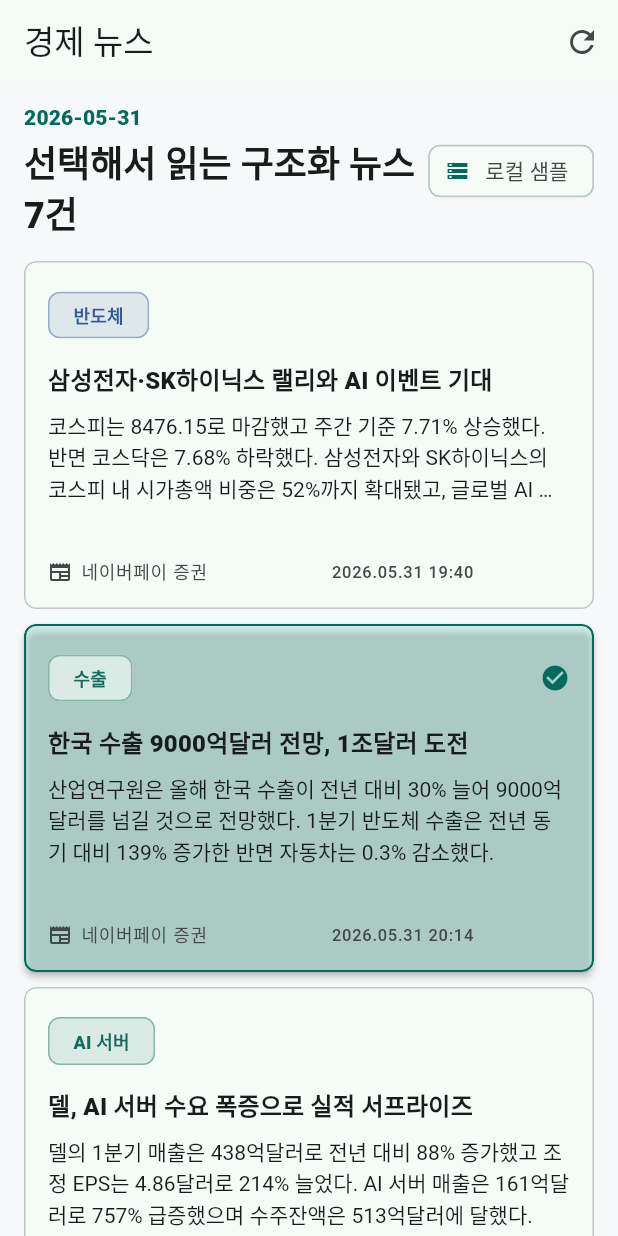
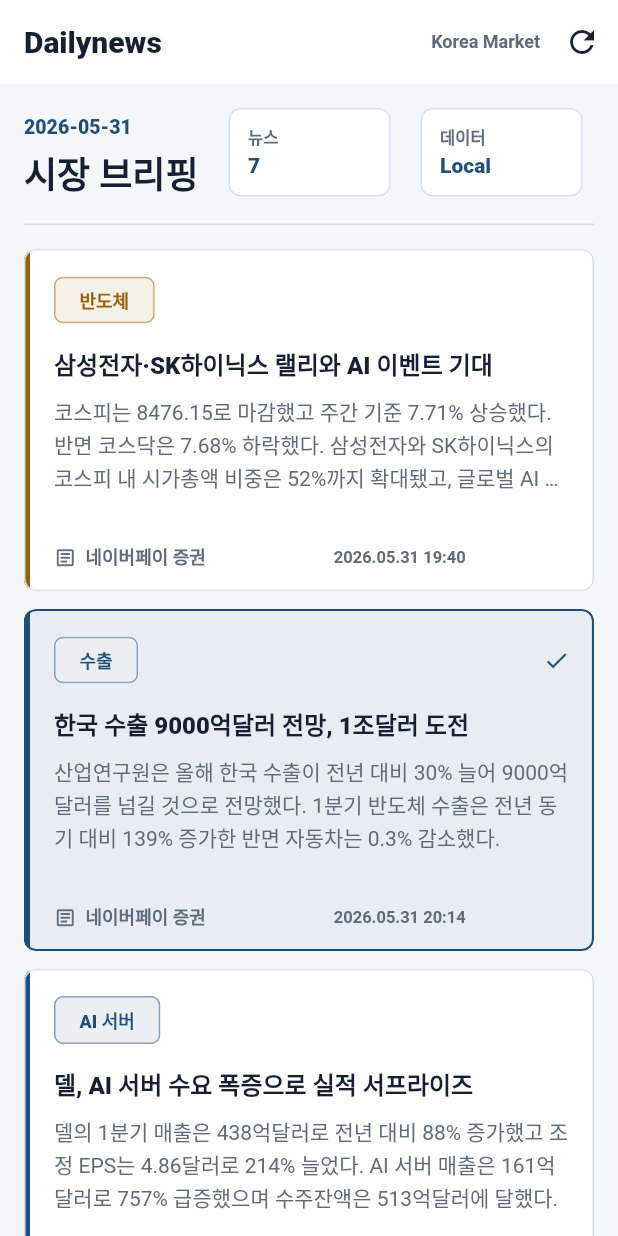
Before and after one commit to seunghooda-dev/dailynews, a Flutter app: the screen it shows after launch, after a tap on "수출", on a phone screen of 412 x 824 dp. Run offline on Flutter 3.47's test engine with Material 3 defaults, Android fonts, the phone set to English and light mode, and no system bars; our stand-ins replace cloud_firestore, firebase_core, flutter_riverpod, shimmer; accounts and stored records are empty; network calls fail.

Commit message:
style: refine professional dashboard design

```diff
--- /dev/null
+++ b/lib/core/app_theme.dart
@@ -0,0 +1,134 @@
+import 'package:flutter/material.dart';
+
+class AppTheme {
+  static const corporateBlue = Color(0xFF1F4E79);
+  static const ink = Color(0xFF172033);
+  static const mutedInk = Color(0xFF5F6B7A);
+  static const page = Color(0xFFF4F7FA);
+  static const surface = Color(0xFFFFFFFF);
+  static const line = Color(0xFFD7E0EA);
+  static const teal = Color(0xFF0F766E);
+  static const amber = Color(0xFF946200);
+
+  static ThemeData light() {
+    final scheme =
+        ColorScheme.fromSeed(
+          seedColor: corporateBlue,
+          brightness: Brightness.light,
+        ).copyWith(
+          primary: corporateBlue,
+          secondary: teal,
+          tertiary: amber,
+          surface: surface,
+          outline: line,
+          outlineVariant: line,
+          onSurface: ink,
+          onSurfaceVariant: mutedInk,
+        );
+
+    return ThemeData(
+      colorScheme: scheme,
+      useMaterial3: true,
+      scaffoldBackgroundColor: page,
+      appBarTheme: const AppBarTheme(
+        backgroundColor: surface,
+        foregroundColor: ink,
+        elevation: 0,
+        centerTitle: false,
+        surfaceTintColor: Colors.transparent,
+        titleTextStyle: TextStyle(
+          color: ink,
+          fontSize: 20,
+          fontWeight: FontWeight.w800,
+          letterSpacing: 0,
+        ),
+      ),
+      cardTheme: CardThemeData(
+        color: surface,
+        surfaceTintColor: Colors.transparent,
+        elevation: 0,
+        shape: RoundedRectangleBorder(
+          borderRadius: BorderRadius.circular(8),
+          side: const BorderSide(color: line),
+        ),
+      ),
+      chipTheme: ChipThemeData(
+        shape: RoundedRectangleBorder(borderRadius: BorderRadius.circular(6)),
+        side: const BorderSide(color: line),
+      ),
+      textTheme: const TextTheme(
+        headlineSmall: TextStyle(
+          color: ink,
+          fontSize: 24,
+          fontWeight: FontWeight.w900,
+          letterSpacing: 0,
+          height: 1.22,
+        ),
+        titleMedium: TextStyle(
+          color: ink,
+          fontSize: 16,
+          fontWeight: FontWeight.w800,
+          letterSpacing: 0,
+          height: 1.3,
+        ),
+        titleSmall: TextStyle(
+          color: ink,
+          fontSize: 14,
+          fontWeight: FontWeight.w800,
+          letterSpacing: 0,
+          height: 1.35,
+        ),
+        bodyMedium: TextStyle(
+          color: ink,
+          fontSize: 14,
+          letterSpacing: 0,
+          height: 1.6,
+        ),
+        bodySmall: TextStyle(
+          color: mutedInk,
+          fontSize: 12,
+          letterSpacing: 0,
+          height: 1.45,
+        ),
+        labelLarge: TextStyle(
+          color: mutedInk,
+          fontSize: 13,
+          fontWeight: FontWeight.w800,
+          letterSpacing: 0,
+        ),
+        labelMedium: TextStyle(
+          color: mutedInk,
+          fontSize: 12,
+          fontWeight: FontWeight.w700,
+          letterSpacing: 0,
+        ),
+        labelSmall: TextStyle(
+          color: mutedInk,
+          fontSize: 11,
+          fontWeight: FontWeight.w600,
+          letterSpacing: 0,
+        ),
+      ),
+      dividerTheme: const DividerThemeData(color: line, thickness: 1),
+      visualDensity: VisualDensity.standard,
+    );
+  }
+
+  static ThemeData dark() {
+    final scheme = ColorScheme.fromSeed(
+      seedColor: const Color(0xFF8EB8E5),
+      brightness: Brightness.dark,
+    );
+
+    return ThemeData(
+      colorScheme: scheme,
+      useMaterial3: true,
+      scaffoldBackgroundColor: const Color(0xFF0F141C),
+      appBarTheme: const AppBarTheme(
+        backgroundColor: Color(0xFF141A24),
+        elevation: 0,
+        surfaceTintColor: Colors.transparent,
+      ),
+    );
+  }
+}
--- a/lib/features/news/news_dashboard_page.dart
+++ b/lib/features/news/news_dashboard_page.dart
@@ -17,9 +17,18 @@ class NewsDashboardPage extends ConsumerWidget {
 
     return Scaffold(
       appBar: AppBar(
-        title: const Text('경제 뉴스'),
+        title: const Text('Dailynews'),
         centerTitle: false,
         actions: [
+          Padding(
+            padding: const EdgeInsets.only(right: 4),
+            child: Center(
+              child: Text(
+                'Korea Market',
+                style: Theme.of(context).textTheme.labelMedium,
+              ),
+            ),
+          ),
           IconButton(
             tooltip: '새로고침',
             onPressed: () => ref.invalidate(newsProvider),
@@ -92,28 +101,31 @@ class _SelectableNewsLayout extends StatelessWidget {
         );
 
         if (isWide) {
-          return Padding(
-            padding: const EdgeInsets.fromLTRB(20, 12, 20, 20),
+          return Center(
+            child: ConstrainedBox(
+              constraints: const BoxConstraints(maxWidth: 1440),
+              child: Padding(
+                padding: const EdgeInsets.fromLTRB(24, 20, 24, 24),
                 child: Column(
                   crossAxisAlignment: CrossAxisAlignment.start,
                   children: [
                     header,
-                const SizedBox(height: 16),
+                    const SizedBox(height: 20),
                     Expanded(
                       child: Row(
                         crossAxisAlignment: CrossAxisAlignment.start,
                         children: [
                           Expanded(
-                        flex: 3,
+                            flex: 7,
                             child: _ArticleGrid(
                               articles: articles,
                               selectedIndex: selectedIndex,
                               onSelect: onSelect,
                             ),
                           ),
-                      const SizedBox(width: 16),
+                          const SizedBox(width: 20),
                           Expanded(
-                        flex: 2,
+                            flex: 5,
                             child: ArticleDetailPanel(article: selectedArticle),
                           ),
                         ],
@@ -121,26 +133,28 @@ class _SelectableNewsLayout extends StatelessWidget {
                     ),
                   ],
                 ),
+              ),
+            ),
           );
         }
 
         return RefreshIndicator(
           onRefresh: onRefresh,
           child: ListView(
-            padding: const EdgeInsets.fromLTRB(16, 12, 16, 24),
+            padding: const EdgeInsets.fromLTRB(16, 16, 16, 24),
             children: [
               header,
-              const SizedBox(height: 14),
+              const SizedBox(height: 16),
               for (var index = 0; index < articles.length; index++) ...[
                 SizedBox(
-                  height: 232,
+                  height: 228,
                   child: ArticleCard(
                     article: articles[index],
                     selected: selectedIndex == index,
                     onTap: () => onSelect(index),
                   ),
                 ),
-                const SizedBox(height: 10),
+                const SizedBox(height: 12),
               ],
               ArticleDetailPanel(article: selectedArticle, scrollable: false),
             ],
@@ -166,10 +180,10 @@ class _ArticleGrid extends StatelessWidget {
   Widget build(BuildContext context) {
     return GridView.builder(
       gridDelegate: const SliverGridDelegateWithMaxCrossAxisExtent(
-        maxCrossAxisExtent: 330,
-        mainAxisExtent: 232,
-        mainAxisSpacing: 12,
-        crossAxisSpacing: 12,
+        maxCrossAxisExtent: 304,
+        mainAxisExtent: 228,
+        mainAxisSpacing: 16,
+        crossAxisSpacing: 16,
       ),
       itemCount: articles.length,
       itemBuilder: (context, index) {
@@ -197,37 +211,81 @@ class _DashboardHeader extends StatelessWidget {
   @override
   Widget build(BuildContext context) {
     final theme = Theme.of(context);
-    return Row(
+    return Container(
+      decoration: BoxDecoration(
+        border: Border(
+          bottom: BorderSide(color: theme.colorScheme.outlineVariant),
+        ),
+      ),
+      padding: const EdgeInsets.only(bottom: 18),
+      child: Row(
         children: [
           Expanded(
-          child: Column(
+            child: Wrap(
+              spacing: 20,
+              runSpacing: 8,
+              crossAxisAlignment: WrapCrossAlignment.end,
+              children: [
+                Column(
                   crossAxisAlignment: CrossAxisAlignment.start,
                   children: [
                     Text(
                       date,
                       style: theme.textTheme.labelLarge?.copyWith(
                         color: theme.colorScheme.primary,
-                  fontWeight: FontWeight.w800,
                       ),
                     ),
-              const SizedBox(height: 4),
-              Text(
-                '선택해서 읽는 구조화 뉴스 $count건',
-                style: theme.textTheme.headlineSmall?.copyWith(
-                  fontWeight: FontWeight.w900,
+                    const SizedBox(height: 6),
+                    Text('시장 브리핑', style: theme.textTheme.headlineSmall),
+                  ],
+                ),
+                _Metric(label: '뉴스', value: '$count'),
+                _Metric(
+                  label: '데이터',
+                  value: usingSampleData ? 'Local' : 'Firestore',
+                ),
+              ],
             ),
           ),
         ],
       ),
+    );
+  }
+}
+
+class _Metric extends StatelessWidget {
+  const _Metric({required this.label, required this.value});
+
+  final String label;
+  final String value;
+
+  @override
+  Widget build(BuildContext context) {
+    final theme = Theme.of(context);
+    return Container(
+      width: 108,
+      decoration: BoxDecoration(
+        color: theme.colorScheme.surface,
+        border: Border.all(color: theme.colorScheme.outlineVariant),
+        borderRadius: BorderRadius.circular(8),
       ),
-        if (usingSampleData)
-          Chip(
-            avatar: const Icon(Icons.storage, size: 16),
-            label: const Text('로컬 샘플'),
-            visualDensity: VisualDensity.compact,
-            side: BorderSide(color: theme.colorScheme.outlineVariant),
+      padding: const EdgeInsets.symmetric(horizontal: 12, vertical: 10),
+      child: Column(
+        crossAxisAlignment: CrossAxisAlignment.start,
+        mainAxisSize: MainAxisSize.min,
+        children: [
+          Text(label, style: theme.textTheme.labelSmall),
+          const SizedBox(height: 2),
+          Text(
+            value,
+            maxLines: 1,
+            overflow: TextOverflow.ellipsis,
+            style: theme.textTheme.titleSmall?.copyWith(
+              color: theme.colorScheme.primary,
+            ),
           ),
         ],
+      ),
     );
   }
 }
@@ -249,12 +307,7 @@ class _ErrorView extends StatelessWidget {
           children: [
             Icon(Icons.cloud_off, size: 42, color: theme.colorScheme.error),
             const SizedBox(height: 16),
-            Text(
-              '뉴스를 불러오지 못했습니다',
-              style: theme.textTheme.titleMedium?.copyWith(
-                fontWeight: FontWeight.w800,
-              ),
-            ),
+            Text('뉴스를 불러오지 못했습니다', style: theme.textTheme.titleMedium),
             const SizedBox(height: 8),
             Text(
               message,
--- a/lib/features/news/widgets/article_card.dart
+++ b/lib/features/news/widgets/article_card.dart
@@ -22,11 +22,10 @@ class ArticleCard extends StatelessWidget {
     final theme = Theme.of(context);
 
     return Card(
-      elevation: selected ? 2 : 0,
       margin: EdgeInsets.zero,
       clipBehavior: Clip.antiAlias,
       color: selected
-          ? theme.colorScheme.primaryContainer.withValues(alpha: 0.35)
+          ? theme.colorScheme.primary.withValues(alpha: 0.06)
           : theme.colorScheme.surface,
       shape: RoundedRectangleBorder(
         borderRadius: BorderRadius.circular(8),
@@ -39,8 +38,16 @@ class ArticleCard extends StatelessWidget {
       ),
       child: InkWell(
         onTap: onTap,
+        child: Row(
+          children: [
+            AnimatedContainer(
+              duration: const Duration(milliseconds: 160),
+              width: 4,
+              color: selected ? theme.colorScheme.primary : color,
+            ),
+            Expanded(
               child: Padding(
-          padding: const EdgeInsets.all(16),
+                padding: const EdgeInsets.fromLTRB(16, 14, 16, 14),
                 child: Column(
                   crossAxisAlignment: CrossAxisAlignment.start,
                   children: [
@@ -52,8 +59,8 @@ class ArticleCard extends StatelessWidget {
                           opacity: selected ? 1 : 0,
                           duration: const Duration(milliseconds: 160),
                           child: Icon(
-                      Icons.check_circle,
-                      size: 20,
+                            Icons.check,
+                            size: 18,
                             color: theme.colorScheme.primary,
                           ),
                         ),
@@ -64,10 +71,7 @@ class ArticleCard extends StatelessWidget {
                       article.title,
                       maxLines: 2,
                       overflow: TextOverflow.ellipsis,
-                style: theme.textTheme.titleMedium?.copyWith(
-                  fontWeight: FontWeight.w800,
-                  height: 1.25,
-                ),
+                      style: theme.textTheme.titleMedium,
                     ),
                     const SizedBox(height: 10),
                     Text(
@@ -75,17 +79,17 @@ class ArticleCard extends StatelessWidget {
                       maxLines: 3,
                       overflow: TextOverflow.ellipsis,
                       style: theme.textTheme.bodyMedium?.copyWith(
-                  height: 1.45,
-                  letterSpacing: 0,
+                        color: theme.colorScheme.onSurfaceVariant,
+                        height: 1.5,
                       ),
                     ),
                     const Spacer(),
-              const SizedBox(height: 14),
+                    const SizedBox(height: 12),
                     Row(
                       children: [
                         Icon(
-                    Icons.newspaper,
-                    size: 16,
+                          Icons.article_outlined,
+                          size: 15,
                           color: theme.colorScheme.onSurfaceVariant,
                         ),
                         const SizedBox(width: 6),
@@ -94,9 +98,7 @@ class ArticleCard extends StatelessWidget {
                             article.source ?? '뉴스',
                             maxLines: 1,
                             overflow: TextOverflow.ellipsis,
-                      style: theme.textTheme.labelMedium?.copyWith(
-                        color: theme.colorScheme.onSurfaceVariant,
-                      ),
+                            style: theme.textTheme.labelMedium,
                           ),
                         ),
                         if (article.publishedAt != null) ...[
@@ -106,9 +108,7 @@ class ArticleCard extends StatelessWidget {
                               article.publishedAt!,
                               maxLines: 1,
                               overflow: TextOverflow.ellipsis,
-                        style: theme.textTheme.labelSmall?.copyWith(
-                          color: theme.colorScheme.onSurfaceVariant,
-                        ),
+                              style: theme.textTheme.labelSmall,
                             ),
                           ),
                         ],
@@ -116,6 +116,9 @@ class ArticleCard extends StatelessWidget {
                     ),
                   ],
                 ),
+              ),
+            ),
+          ],
         ),
       ),
     );
@@ -142,25 +145,18 @@ class ArticleDetailPanel extends StatelessWidget {
         crossAxisAlignment: CrossAxisAlignment.start,
         children: [
           _SectorChip(label: article.sector, color: color),
-          const SizedBox(height: 14),
-          Text(
-            article.title,
-            style: theme.textTheme.headlineSmall?.copyWith(
-              fontWeight: FontWeight.w900,
-              height: 1.18,
-            ),
-          ),
+          const SizedBox(height: 16),
+          Text(article.title, style: theme.textTheme.headlineSmall),
           const SizedBox(height: 10),
           Text(
             [
               if (article.source != null) article.source,
               if (article.publishedAt != null) article.publishedAt,
             ].whereType<String>().join(' · '),
-            style: theme.textTheme.bodySmall?.copyWith(
-              color: theme.colorScheme.onSurfaceVariant,
-            ),
+            style: theme.textTheme.bodySmall,
           ),
           const SizedBox(height: 22),
+          const Divider(height: 1),
           _ArticleSection(
             icon: Icons.lightbulb_outline,
             title: '핵심 팩트 및 수치',
@@ -180,30 +176,33 @@ class ArticleDetailPanel extends StatelessWidget {
       ),
     );
 
-    return Container(
+    return DecoratedBox(
       decoration: BoxDecoration(
         color: theme.colorScheme.surface,
         border: Border.all(color: theme.colorScheme.outlineVariant),
         borderRadius: BorderRadius.circular(8),
       ),
+      child: ClipRRect(
+        borderRadius: BorderRadius.circular(8),
         child: scrollable
             ? SingleChildScrollView(
-              padding: const EdgeInsets.all(24),
+                padding: const EdgeInsets.all(28),
                 child: content,
               )
             : Padding(padding: const EdgeInsets.all(24), child: content),
+      ),
     );
   }
 }
 
 Color sectorColor(String sector) {
   const colors = [
-    Color(0xFF176B5D),
-    Color(0xFFB25E09),
-    Color(0xFF345995),
-    Color(0xFF8E3B46),
-    Color(0xFF4C6B36),
-    Color(0xFF6D597A),
+    Color(0xFF1F4E79),
+    Color(0xFF0F766E),
+    Color(0xFF946200),
+    Color(0xFF6B4E9B),
+    Color(0xFF8A3A4B),
+    Color(0xFF3F6B36),
   ];
   final index = sector.runes.fold<int>(0, (sum, rune) => sum + rune);
   return colors[index % max(colors.length, 1)];
@@ -229,8 +228,8 @@ class _SectorChip extends StatelessWidget {
             fontSize: 12,
           ),
         ),
-        backgroundColor: color.withValues(alpha: 0.12),
-        side: BorderSide(color: color.withValues(alpha: 0.24)),
+        backgroundColor: color.withValues(alpha: 0.09),
+        side: BorderSide(color: color.withValues(alpha: 0.28)),
         visualDensity: VisualDensity.compact,
       ),
     );
@@ -252,7 +251,7 @@ class _ArticleSection extends StatelessWidget {
   Widget build(BuildContext context) {
     final theme = Theme.of(context);
     return Padding(
-      padding: const EdgeInsets.only(top: 18),
+      padding: const EdgeInsets.only(top: 22),
       child: Column(
         crossAxisAlignment: CrossAxisAlignment.start,
         children: [
@@ -265,20 +264,13 @@ class _ArticleSection extends StatelessWidget {
                   title,
                   style: theme.textTheme.titleSmall?.copyWith(
                     color: theme.colorScheme.primary,
-                    fontWeight: FontWeight.w800,
                   ),
                 ),
               ),
             ],
           ),
-          const SizedBox(height: 8),
-          Text(
-            body,
-            style: theme.textTheme.bodyMedium?.copyWith(
-              height: 1.6,
-              letterSpacing: 0,
-            ),
-          ),
+          const SizedBox(height: 10),
+          Text(body, style: theme.textTheme.bodyMedium),
         ],
       ),
     );
--- a/lib/features/news/widgets/news_skeleton.dart
+++ b/lib/features/news/widgets/news_skeleton.dart
@@ -10,15 +10,15 @@ class NewsSkeleton extends StatelessWidget {
     final highlight = Theme.of(context).colorScheme.surface;
 
     return ListView.builder(
-      padding: const EdgeInsets.only(top: 12, bottom: 24),
+      padding: const EdgeInsets.all(24),
       itemCount: 8,
       itemBuilder: (context, index) {
         return Shimmer.fromColors(
           baseColor: base,
           highlightColor: highlight,
           child: Container(
-            height: 88,
-            margin: const EdgeInsets.symmetric(horizontal: 16, vertical: 6),
+            height: 104,
+            margin: const EdgeInsets.only(bottom: 12),
             decoration: BoxDecoration(
               color: base,
               borderRadius: BorderRadius.circular(8),
--- a/lib/main.dart
+++ b/lib/main.dart
@@ -2,6 +2,7 @@ import 'package:firebase_core/firebase_core.dart';
 import 'package:flutter/material.dart';
 import 'package:flutter_riverpod/flutter_riverpod.dart';
 
+import 'core/app_theme.dart';
 import 'features/news/data/news_repository.dart';
 import 'features/news/news_dashboard_page.dart';
 
@@ -34,18 +35,8 @@ class DailyNewsApp extends StatelessWidget {
       title: 'Daily News',
       debugShowCheckedModeBanner: false,
       themeMode: ThemeMode.system,
-      theme: ThemeData(
-        colorScheme: ColorScheme.fromSeed(seedColor: const Color(0xFF176B5D)),
-        useMaterial3: true,
-        scaffoldBackgroundColor: const Color(0xFFF7F8FA),
-      ),
-      darkTheme: ThemeData(
-        colorScheme: ColorScheme.fromSeed(
-          seedColor: const Color(0xFF67D7C2),
-          brightness: Brightness.dark,
-        ),
-        useMaterial3: true,
-      ),
+      theme: AppTheme.light(),
+      darkTheme: AppTheme.dark(),
       home: const NewsDashboardPage(),
     );
   }
```
Lines whose indentation alone changed are shown as unchanged.
